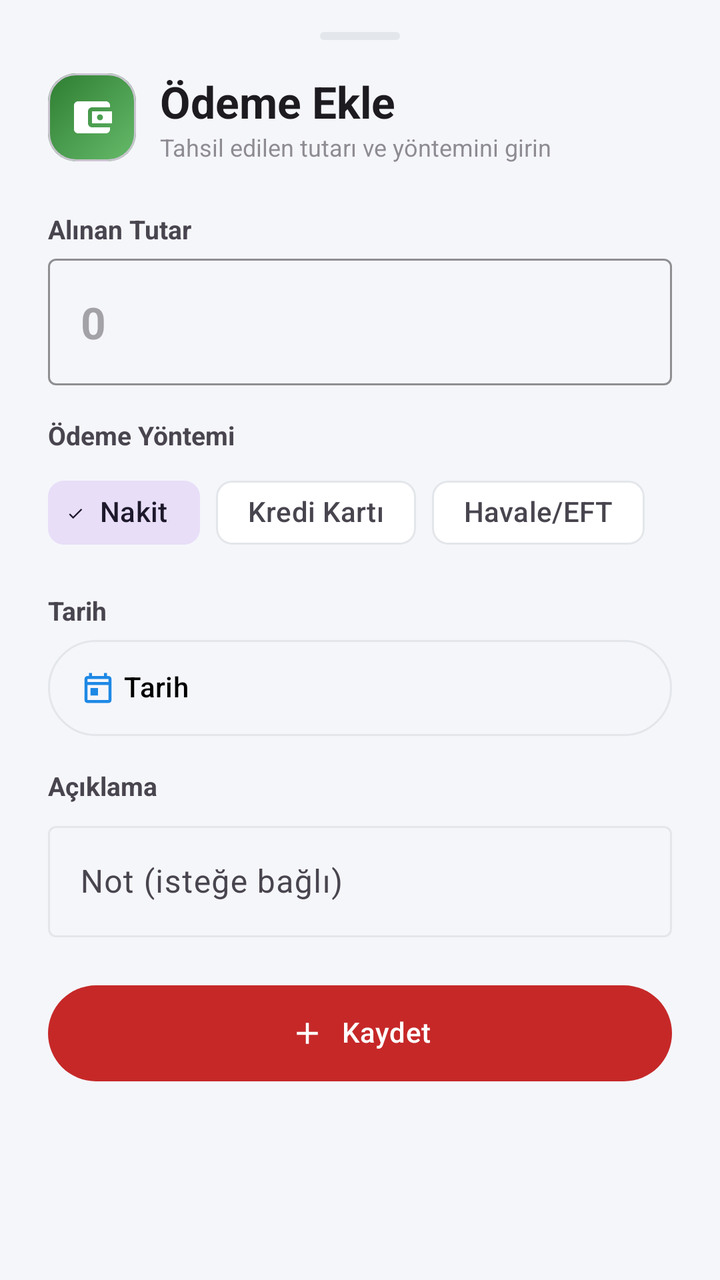
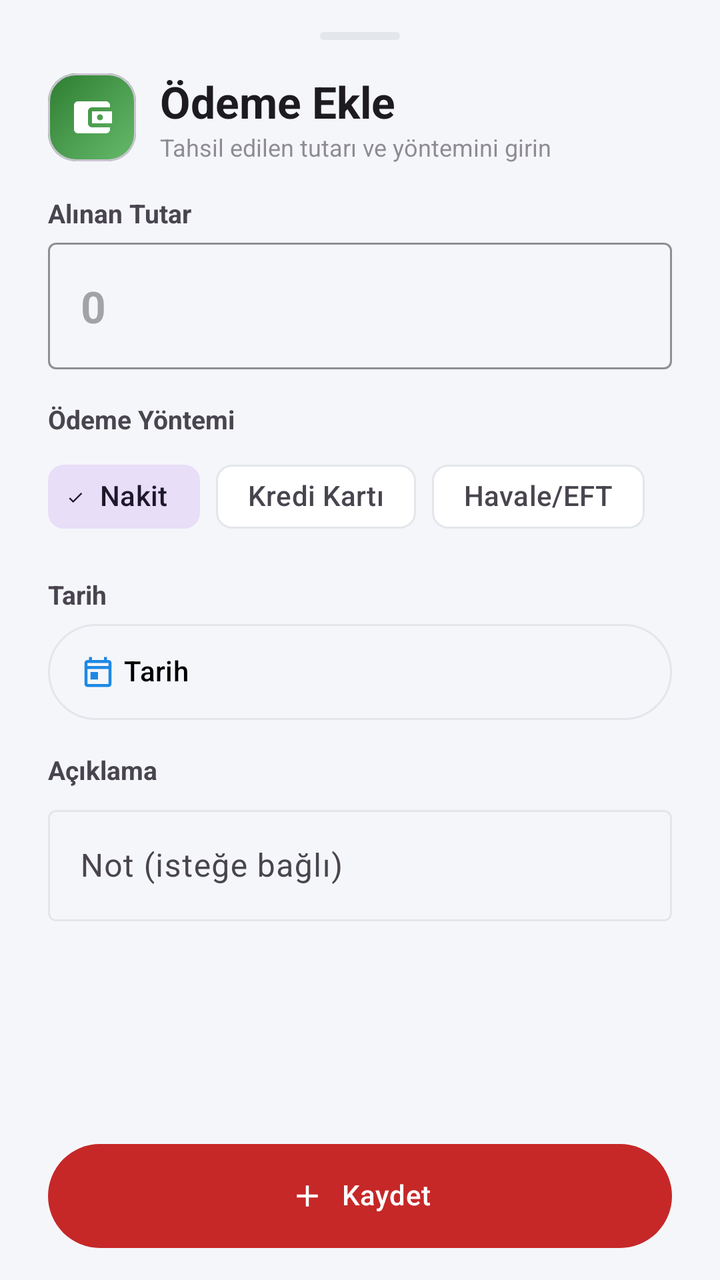

An Android layout rendered at two revisions. The XML below is the earlier revision; the diff shows what the commit changed to produce the second picture.
<!-- AndroidManifest.xml: application theme Theme.DogalgazTeklif -->
<!-- res/layout/bottomsheet_payment.xml -->
<?xml version="1.0" encoding="utf-8"?>
<androidx.core.widget.NestedScrollView xmlns:android="http://schemas.android.com/apk/res/android"
    xmlns:app="http://schemas.android.com/apk/res-auto"
    android:layout_width="match_parent"
    android:layout_height="wrap_content">

    <LinearLayout
        android:layout_width="match_parent"
        android:layout_height="wrap_content"
        android:orientation="vertical"
        android:paddingStart="@dimen/space_l"
        android:paddingEnd="@dimen/space_l"
        android:paddingTop="@dimen/space_m"
        android:paddingBottom="@dimen/space_l">

        
        <View
            android:layout_width="40dp"
            android:layout_height="4dp"
            android:layout_gravity="center_horizontal"
            android:layout_marginBottom="@dimen/space_m"
            android:background="@drawable/bg_pill_track" />

        <LinearLayout
            android:layout_width="match_parent"
            android:layout_height="wrap_content"
            android:gravity="center_vertical"
            android:orientation="horizontal">

            <com.google.android.material.card.MaterialCardView
                android:layout_width="44dp"
                android:layout_height="44dp"
                app:cardBackgroundColor="@android:color/transparent"
                app:cardCornerRadius="14dp"
                app:cardElevation="0dp">

                <FrameLayout
                    android:layout_width="match_parent"
                    android:layout_height="match_parent"
                    android:background="@drawable/bg_gradient_green">

                    <ImageView
                        android:layout_width="24dp"
                        android:layout_height="24dp"
                        android:layout_gravity="center"
                        android:contentDescription="@null"
                        app:srcCompat="@drawable/ic_wallet"
                        app:tint="@color/white" />
                </FrameLayout>
            </com.google.android.material.card.MaterialCardView>

            <LinearLayout
                android:layout_width="0dp"
                android:layout_height="wrap_content"
                android:layout_weight="1"
                android:layout_marginStart="@dimen/space_s"
                android:orientation="vertical">

                <TextView
                    android:id="@+id/text_title"
                    android:layout_width="wrap_content"
                    android:layout_height="wrap_content"
                    android:text="@string/payment_title"
                    android:textAppearance="?attr/textAppearanceTitleLarge"
                    android:textStyle="bold" />

                <TextView
                    android:layout_width="wrap_content"
                    android:layout_height="wrap_content"
                    android:alpha="0.6"
                    android:text="@string/payment_subtitle"
                    android:textSize="12sp" />
            </LinearLayout>
        </LinearLayout>

        
        <TextView
            android:layout_width="wrap_content"
            android:layout_height="wrap_content"
            android:layout_marginTop="@dimen/space_l"
            android:text="@string/payment_amount_label"
            android:textStyle="bold"
            android:textSize="13sp" />

        <com.google.android.material.textfield.TextInputLayout
            android:id="@+id/input_amount"
            style="@style/Widget.Material3.TextInputLayout.OutlinedBox"
            android:layout_width="match_parent"
            android:layout_height="wrap_content"
            android:layout_marginTop="6dp"
            app:prefixText="₺ "
            app:boxStrokeColor="@color/accent_green"
            app:hintEnabled="false">

            <com.google.android.material.textfield.TextInputEditText
                android:id="@+id/edit_amount"
                android:layout_width="match_parent"
                android:layout_height="wrap_content"
                android:hint="0"
                android:inputType="numberDecimal"
                android:maxLines="1"
                android:textSize="22sp"
                android:textStyle="bold" />
        </com.google.android.material.textfield.TextInputLayout>

        
        <TextView
            android:layout_width="wrap_content"
            android:layout_height="wrap_content"
            android:layout_marginTop="@dimen/space_m"
            android:text="@string/payment_method"
            android:textStyle="bold"
            android:textSize="13sp" />

        <com.google.android.material.chip.ChipGroup
            android:id="@+id/chip_group_method"
            android:layout_width="match_parent"
            android:layout_height="wrap_content"
            android:layout_marginTop="6dp"
            app:singleSelection="true"
            app:selectionRequired="true"
            app:chipSpacingHorizontal="@dimen/space_xs">

            <com.google.android.material.chip.Chip
                android:id="@+id/chip_cash"
                style="@style/Widget.Material3.Chip.Filter"
                android:layout_width="wrap_content"
                android:layout_height="wrap_content"
                android:checked="true"
                android:text="@string/payment_method_cash"
                app:chipIcon="@drawable/bg_dot"
                app:chipIconTint="@color/accent_green"
                app:chipIconSize="12dp" />

            <com.google.android.material.chip.Chip
                android:id="@+id/chip_card"
                style="@style/Widget.Material3.Chip.Filter"
                android:layout_width="wrap_content"
                android:layout_height="wrap_content"
                android:text="@string/payment_method_card"
                app:chipIcon="@drawable/bg_dot"
                app:chipIconTint="@color/accent_blue"
                app:chipIconSize="12dp" />

            <com.google.android.material.chip.Chip
                android:id="@+id/chip_transfer"
                style="@style/Widget.Material3.Chip.Filter"
                android:layout_width="wrap_content"
                android:layout_height="wrap_content"
                android:text="@string/payment_method_transfer"
                app:chipIcon="@drawable/bg_dot"
                app:chipIconTint="@color/accent_amber"
                app:chipIconSize="12dp" />
        </com.google.android.material.chip.ChipGroup>

        
        <TextView
            android:layout_width="wrap_content"
            android:layout_height="wrap_content"
            android:layout_marginTop="@dimen/space_m"
            android:text="@string/payment_date"
            android:textStyle="bold"
            android:textSize="13sp" />

        <com.google.android.material.button.MaterialButton
            android:id="@+id/button_date"
            style="@style/Widget.Rota.Button.Outlined"
            android:layout_width="match_parent"
            android:layout_height="wrap_content"
            android:layout_marginTop="6dp"
            android:gravity="start|center_vertical"
            android:paddingStart="16dp"
            android:text="@string/payment_date"
            android:textAllCaps="false"
            app:icon="@drawable/ic_calendar"
            app:iconGravity="textStart"
            app:iconTint="@color/accent_blue" />

        
        <TextView
            android:layout_width="wrap_content"
            android:layout_height="wrap_content"
            android:layout_marginTop="@dimen/space_m"
            android:text="@string/payment_note_label"
            android:textStyle="bold"
            android:textSize="13sp" />

        <com.google.android.material.textfield.TextInputLayout
            android:id="@+id/input_note"
            style="@style/Widget.Material3.TextInputLayout.OutlinedBox"
            android:layout_width="match_parent"
            android:layout_height="wrap_content"
            android:layout_marginTop="6dp"
            android:hint="@string/payment_note_hint">

            <com.google.android.material.textfield.TextInputEditText
                android:id="@+id/edit_note"
                android:layout_width="match_parent"
                android:layout_height="wrap_content"
                android:inputType="text"
                android:maxLines="2" />
        </com.google.android.material.textfield.TextInputLayout>

        <com.google.android.material.button.MaterialButton
            android:id="@+id/button_save"
            style="@style/Widget.Rota.Button.Primary"
            android:layout_width="match_parent"
            android:layout_height="wrap_content"
            android:layout_marginTop="@dimen/space_l"
            android:text="@string/payment_save"
            app:icon="@drawable/ic_plus"
            app:iconGravity="textStart"
            app:iconTint="@color/white" />

    </LinearLayout>
</androidx.core.widget.NestedScrollView>
<!-- resources referenced by this layout -->
<resources>
  <color name="accent_amber">#FFF57C00</color>
  <color name="accent_blue">#FF1E88E5</color>
  <color name="accent_green">#FF2E9E5B</color>
  <color name="white">#FFFFFFFF</color>
  <dimen name="space_l">24dp</dimen>
  <dimen name="space_m">16dp</dimen>
  <dimen name="space_s">12dp</dimen>
  <dimen name="space_xs">8dp</dimen>
  <!-- drawable bg_dot (drawable) -->
  <?xml version="1.0" encoding="utf-8"?>
  <shape xmlns:android="http://schemas.android.com/apk/res/android"
      android:shape="oval">
      <solid android:color="@color/white" />
  </shape>
  <!-- drawable bg_gradient_green (drawable) -->
  <?xml version="1.0" encoding="utf-8"?>
  <shape xmlns:android="http://schemas.android.com/apk/res/android"
      android:shape="rectangle">
      <gradient
          android:angle="135"
          android:startColor="@color/grad_green_start"
          android:endColor="@color/grad_green_end" />
  </shape>
  <!-- drawable bg_pill_track (drawable) -->
  <?xml version="1.0" encoding="utf-8"?>
  <shape xmlns:android="http://schemas.android.com/apk/res/android"
      android:shape="rectangle">
      <solid android:color="@color/outline_light" />
      <corners android:radius="6dp" />
  </shape>
  <!-- drawable ic_calendar (drawable) -->
  <?xml version="1.0" encoding="utf-8"?>
  <vector xmlns:android="http://schemas.android.com/apk/res/android"
      android:width="24dp"
      android:height="24dp"
      android:viewportWidth="24"
      android:viewportHeight="24">
  
      <path
          android:fillColor="#FFFFFF"
          android:pathData="M19,4h-1L18,2h-2v2L8,4L8,2L6,2v2L5,4c-1.11,0 -1.99,0.9 -1.99,2L3,20c0,1.1 0.89,2 2,2h14c1.1,0 2,-0.9 2,-2L21,6c0,-1.1 -0.9,-2 -2,-2zM19,20L5,20L5,10h14v10zM19,8L5,8L5,6h14v2zM7,12h5v5L7,17z" />
  
  </vector>
  <!-- drawable ic_plus (drawable) -->
  <?xml version="1.0" encoding="utf-8"?>
  <vector xmlns:android="http://schemas.android.com/apk/res/android"
      android:width="24dp"
      android:height="24dp"
      android:viewportWidth="24"
      android:viewportHeight="24">
      <path
          android:fillColor="?attr/colorOnSurface"
          android:pathData="M19,13h-6v6h-2v-6H5v-2h6V5h2v6h6v2z" />
  </vector>
  <!-- drawable ic_wallet (drawable) -->
  <?xml version="1.0" encoding="utf-8"?>
  <vector xmlns:android="http://schemas.android.com/apk/res/android"
      android:width="24dp"
      android:height="24dp"
      android:viewportWidth="24"
      android:viewportHeight="24">
  
      <path
          android:fillColor="#FFFFFF"
          android:pathData="M21,7L21,6c0,-1.1 -0.9,-2 -2,-2L5,4C3.9,4 3,4.9 3,6l0,12c0,1.1 0.9,2 2,2l14,0c1.1,0 2,-0.9 2,-2l0,-1L12,17c-1.1,0 -2,-0.9 -2,-2L10,9c0,-1.1 0.9,-2 2,-2L21,7zM12,9l10,0l0,6l-10,0L12,9zM16,13.5c0.83,0 1.5,-0.67 1.5,-1.5s-0.67,-1.5 -1.5,-1.5 -1.5,0.67 -1.5,1.5 0.67,1.5 1.5,1.5z" />
  
  </vector>
  <string name="payment_amount_label">Alınan Tutar</string>
  <string name="payment_date">Tarih</string>
  <string name="payment_method">Ödeme Yöntemi</string>
  <string name="payment_method_card">Kredi Kartı</string>
  <string name="payment_method_cash">Nakit</string>
  <string name="payment_method_transfer">Havale/EFT</string>
  <string name="payment_note_hint">Not (isteğe bağlı)</string>
  <string name="payment_note_label">Açıklama</string>
  <string name="payment_save">Kaydet</string>
  <string name="payment_subtitle">Tahsil edilen tutarı ve yöntemini girin</string>
  <string name="payment_title">Ödeme Ekle</string>
  <style name="Theme.DogalgazTeklif" parent="Base.Theme.DogalgazTeklif" />
  <color name="grad_green_start">#FF66BB6A</color>
  <color name="grad_green_end">#FF2E7D32</color>
  <color name="outline_light">#FFE3E6EA</color>
  <dimen name="radius_pill">28dp</dimen>
  <color name="black">#FF000000</color>
  <color name="brand_red">#FFC62828</color>
  <color name="surface_white">#FFFFFFFF</color>
  <color name="bg_light">#FFF5F6FA</color>
  <!-- unchanged entries left out for length: 3 -->
</resources>

<!-- the commit's change to res/layout/bottomsheet_payment.xml (unified diff, before → after) -->
@@ -1,216 +1,240 @@
 <?xml version="1.0" encoding="utf-8"?>
-<androidx.core.widget.NestedScrollView xmlns:android="http://schemas.android.com/apk/res/android"
+<LinearLayout xmlns:android="http://schemas.android.com/apk/res/android"
     xmlns:app="http://schemas.android.com/apk/res-auto"
+    android:id="@+id/sheet_root"
     android:layout_width="match_parent"
-    android:layout_height="wrap_content">
+    android:layout_height="wrap_content"
+    android:clickable="true"
+    android:focusable="true"
+    android:focusableInTouchMode="true"
+    android:descendantFocusability="beforeDescendants"
+    android:orientation="vertical"
+    android:paddingStart="@dimen/space_l"
+    android:paddingTop="@dimen/space_m"
+    android:paddingEnd="@dimen/space_l"
+    android:paddingBottom="@dimen/space_m">
+
+    
+    <View
+        android:layout_width="40dp"
+        android:layout_height="4dp"
+        android:layout_gravity="center_horizontal"
+        android:layout_marginBottom="@dimen/space_m"
+        android:background="@drawable/bg_pill_track" />
 
     <LinearLayout
         android:layout_width="match_parent"
         android:layout_height="wrap_content"
-        android:orientation="vertical"
-        android:paddingStart="@dimen/space_l"
-        android:paddingEnd="@dimen/space_l"
-        android:paddingTop="@dimen/space_m"
-        android:paddingBottom="@dimen/space_l">
-
-        
-        <View
-            android:layout_width="40dp"
-            android:layout_height="4dp"
-            android:layout_gravity="center_horizontal"
-            android:layout_marginBottom="@dimen/space_m"
-            android:background="@drawable/bg_pill_track" />
+        android:baselineAligned="false"
+        android:gravity="center_vertical"
+        android:orientation="horizontal">
+
+        <com.google.android.material.card.MaterialCardView
+            android:layout_width="44dp"
+            android:layout_height="44dp"
+            app:cardBackgroundColor="@android:color/transparent"
+            app:cardCornerRadius="14dp"
+            app:cardElevation="0dp">
+
+            <FrameLayout
+                android:layout_width="match_parent"
+                android:layout_height="match_parent"
+                android:background="@drawable/bg_gradient_green">
+
+                <ImageView
+                    android:layout_width="24dp"
+                    android:layout_height="24dp"
+                    android:layout_gravity="center"
+                    android:contentDescription="@null"
+                    app:srcCompat="@drawable/ic_wallet"
+                    app:tint="@color/white" />
+            </FrameLayout>
+        </com.google.android.material.card.MaterialCardView>
+
+        <LinearLayout
+            android:layout_width="0dp"
+            android:layout_height="wrap_content"
+            android:layout_marginStart="@dimen/space_s"
+            android:layout_weight="1"
+            android:orientation="vertical">
+
+            <TextView
+                android:id="@+id/text_title"
+                android:layout_width="match_parent"
+                android:layout_height="wrap_content"
+                android:text="@string/payment_title"
+                android:textAppearance="?attr/textAppearanceTitleLarge"
+                android:textStyle="bold" />
+
+            <TextView
+                android:layout_width="match_parent"
+                android:layout_height="wrap_content"
+                android:alpha="0.6"
+                android:text="@string/payment_subtitle"
+                android:textSize="12sp" />
+        </LinearLayout>
+    </LinearLayout>
+
+    
+    <androidx.core.widget.NestedScrollView
+        android:id="@+id/scroll_form"
+        android:layout_width="match_parent"
+        android:layout_height="wrap_content"
+        android:layout_weight="1"
+        android:clipToPadding="false"
+        android:overScrollMode="never"
+        android:scrollbars="none">
 
         <LinearLayout
             android:layout_width="match_parent"
             android:layout_height="wrap_content"
-            android:gravity="center_vertical"
-            android:orientation="horizontal">
-
-            <com.google.android.material.card.MaterialCardView
-                android:layout_width="44dp"
-                android:layout_height="44dp"
-                app:cardBackgroundColor="@android:color/transparent"
-                app:cardCornerRadius="14dp"
-                app:cardElevation="0dp">
-
-                <FrameLayout
+            android:orientation="vertical">
+
+            
+            <TextView
+                android:layout_width="wrap_content"
+                android:layout_height="wrap_content"
+                android:layout_marginTop="@dimen/space_m"
+                android:text="@string/payment_amount_label"
+                android:textSize="13sp"
+                android:textStyle="bold" />
+
+            <com.google.android.material.textfield.TextInputLayout
+                android:id="@+id/input_amount"
+                style="@style/Widget.Material3.TextInputLayout.OutlinedBox"
+                android:layout_width="match_parent"
+                android:layout_height="wrap_content"
+                android:layout_marginTop="6dp"
+                app:boxStrokeColor="@color/accent_green"
+                app:hintEnabled="false"
+                app:prefixText="₺ ">
+
+                <com.google.android.material.textfield.TextInputEditText
+                    android:id="@+id/edit_amount"
                     android:layout_width="match_parent"
-                    android:layout_height="match_parent"
-                    android:background="@drawable/bg_gradient_green">
-
-                    <ImageView
-                        android:layout_width="24dp"
-                        android:layout_height="24dp"
-                        android:layout_gravity="center"
-                        android:contentDescription="@null"
-                        app:srcCompat="@drawable/ic_wallet"
-                        app:tint="@color/white" />
-                </FrameLayout>
-            </com.google.android.material.card.MaterialCardView>
-
-            <LinearLayout
-                android:layout_width="0dp"
-                android:layout_height="wrap_content"
-                android:layout_weight="1"
-                android:layout_marginStart="@dimen/space_s"
-                android:orientation="vertical">
-
-                <TextView
-                    android:id="@+id/text_title"
+                    android:layout_height="wrap_content"
+                    android:hint="0"
+                    android:imeOptions="actionNext"
+                    android:inputType="numberDecimal"
+                    android:maxLines="1"
+                    android:textSize="22sp"
+                    android:textStyle="bold" />
+            </com.google.android.material.textfield.TextInputLayout>
+
+            
+            <TextView
+                android:layout_width="wrap_content"
+                android:layout_height="wrap_content"
+                android:layout_marginTop="@dimen/space_m"
+                android:text="@string/payment_method"
+                android:textSize="13sp"
+                android:textStyle="bold" />
+
+            <com.google.android.material.chip.ChipGroup
+                android:id="@+id/chip_group_method"
+                android:layout_width="match_parent"
+                android:layout_height="wrap_content"
+                android:layout_marginTop="6dp"
+                app:chipSpacingHorizontal="@dimen/space_xs"
+                app:selectionRequired="true"
+                app:singleSelection="true">
+
+                <com.google.android.material.chip.Chip
+                    android:id="@+id/chip_cash"
+                    style="@style/Widget.Material3.Chip.Filter"
                     android:layout_width="wrap_content"
                     android:layout_height="wrap_content"
-                    android:text="@string/payment_title"
-                    android:textAppearance="?attr/textAppearanceTitleLarge"
-                    android:textStyle="bold" />
-
-                <TextView
+                    android:checked="true"
+                    android:text="@string/payment_method_cash"
+                    app:chipIcon="@drawable/bg_dot"
+                    app:chipIconSize="12dp"
+                    app:chipIconTint="@color/accent_green" />
+
+                <com.google.android.material.chip.Chip
+                    android:id="@+id/chip_card"
+                    style="@style/Widget.Material3.Chip.Filter"
                     android:layout_width="wrap_content"
                     android:layout_height="wrap_content"
-                    android:alpha="0.6"
-                    android:text="@string/payment_subtitle"
-                    android:textSize="12sp" />
-            </LinearLayout>
+                    android:text="@string/payment_method_card"
+                    app:chipIcon="@drawable/bg_dot"
+                    app:chipIconSize="12dp"
+                    app:chipIconTint="@color/accent_blue" />
+
+                <com.google.android.material.chip.Chip
+                    android:id="@+id/chip_transfer"
+                    style="@style/Widget.Material3.Chip.Filter"
+                    android:layout_width="wrap_content"
+                    android:layout_height="wrap_content"
+                    android:text="@string/payment_method_transfer"
+                    app:chipIcon="@drawable/bg_dot"
+                    app:chipIconSize="12dp"
+                    app:chipIconTint="@color/accent_amber" />
+            </com.google.android.material.chip.ChipGroup>
+
+            
+            <TextView
+                android:layout_width="wrap_content"
+                android:layout_height="wrap_content"
+                android:layout_marginTop="@dimen/space_m"
+                android:text="@string/payment_date"
+                android:textSize="13sp"
+                android:textStyle="bold" />
+
+            <com.google.android.material.button.MaterialButton
+                android:id="@+id/button_date"
+                style="@style/Widget.Rota.Button.Outlined"
+                android:layout_width="match_parent"
+                android:layout_height="wrap_content"
+                android:layout_marginTop="6dp"
+                android:gravity="start|center_vertical"
+                android:paddingStart="16dp"
+                android:text="@string/payment_date"
+                android:textAllCaps="false"
+                app:icon="@drawable/ic_calendar"
+                app:iconGravity="textStart"
+                app:iconTint="@color/accent_blue" />
+
+            
+            <TextView
+                android:layout_width="wrap_content"
+                android:layout_height="wrap_content"
+                android:layout_marginTop="@dimen/space_m"
+                android:text="@string/payment_note_label"
+                android:textSize="13sp"
+                android:textStyle="bold" />
+
+            <com.google.android.material.textfield.TextInputLayout
+                android:id="@+id/input_note"
+                style="@style/Widget.Material3.TextInputLayout.OutlinedBox"
+                android:layout_width="match_parent"
+                android:layout_height="wrap_content"
+                android:layout_marginTop="6dp"
+                android:layout_marginBottom="@dimen/space_s"
+                android:hint="@string/payment_note_hint">
+
+                <com.google.android.material.textfield.TextInputEditText
+                    android:id="@+id/edit_note"
+                    android:layout_width="match_parent"
+                    android:layout_height="wrap_content"
+                    android:imeOptions="actionDone"
+                    android:inputType="text"
+                    android:maxLines="2" />
+            </com.google.android.material.textfield.TextInputLayout>
+
         </LinearLayout>
-
-        
-        <TextView
-            android:layout_width="wrap_content"
-            android:layout_height="wrap_content"
-            android:layout_marginTop="@dimen/space_l"
-            android:text="@string/payment_amount_label"
-            android:textStyle="bold"
-            android:textSize="13sp" />
-
-        <com.google.android.material.textfield.TextInputLayout
-            android:id="@+id/input_amount"
-            style="@style/Widget.Material3.TextInputLayout.OutlinedBox"
-            android:layout_width="match_parent"
-            android:layout_height="wrap_content"
-            android:layout_marginTop="6dp"
-            app:prefixText="₺ "
-            app:boxStrokeColor="@color/accent_green"
-            app:hintEnabled="false">
-
-            <com.google.android.material.textfield.TextInputEditText
-                android:id="@+id/edit_amount"
-                android:layout_width="match_parent"
-                android:layout_height="wrap_content"
-                android:hint="0"
-                android:inputType="numberDecimal"
-                android:maxLines="1"
-                android:textSize="22sp"
-                android:textStyle="bold" />
-        </com.google.android.material.textfield.TextInputLayout>
-
-        
-        <TextView
-            android:layout_width="wrap_content"
-            android:layout_height="wrap_content"
-            android:layout_marginTop="@dimen/space_m"
-            android:text="@string/payment_method"
-            android:textStyle="bold"
-            android:textSize="13sp" />
-
-        <com.google.android.material.chip.ChipGroup
-            android:id="@+id/chip_group_method"
-            android:layout_width="match_parent"
-            android:layout_height="wrap_content"
-            android:layout_marginTop="6dp"
-            app:singleSelection="true"
-            app:selectionRequired="true"
-            app:chipSpacingHorizontal="@dimen/space_xs">
-
-            <com.google.android.material.chip.Chip
-                android:id="@+id/chip_cash"
-                style="@style/Widget.Material3.Chip.Filter"
-                android:layout_width="wrap_content"
-                android:layout_height="wrap_content"
-                android:checked="true"
-                android:text="@string/payment_method_cash"
-                app:chipIcon="@drawable/bg_dot"
-                app:chipIconTint="@color/accent_green"
-                app:chipIconSize="12dp" />
-
-            <com.google.android.material.chip.Chip
-                android:id="@+id/chip_card"
-                style="@style/Widget.Material3.Chip.Filter"
-                android:layout_width="wrap_content"
-                android:layout_height="wrap_content"
-                android:text="@string/payment_method_card"
-                app:chipIcon="@drawable/bg_dot"
-                app:chipIconTint="@color/accent_blue"
-                app:chipIconSize="12dp" />
-
-            <com.google.android.material.chip.Chip
-                android:id="@+id/chip_transfer"
-                style="@style/Widget.Material3.Chip.Filter"
-                android:layout_width="wrap_content"
-                android:layout_height="wrap_content"
-                android:text="@string/payment_method_transfer"
-                app:chipIcon="@drawable/bg_dot"
-                app:chipIconTint="@color/accent_amber"
-                app:chipIconSize="12dp" />
-        </com.google.android.material.chip.ChipGroup>
-
-        
-        <TextView
-            android:layout_width="wrap_content"
-            android:layout_height="wrap_content"
-            android:layout_marginTop="@dimen/space_m"
-            android:text="@string/payment_date"
-            android:textStyle="bold"
-            android:textSize="13sp" />
-
-        <com.google.android.material.button.MaterialButton
-            android:id="@+id/button_date"
-            style="@style/Widget.Rota.Button.Outlined"
-            android:layout_width="match_parent"
-            android:layout_height="wrap_content"
-            android:layout_marginTop="6dp"
-            android:gravity="start|center_vertical"
-            android:paddingStart="16dp"
-            android:text="@string/payment_date"
-            android:textAllCaps="false"
-            app:icon="@drawable/ic_calendar"
-            app:iconGravity="textStart"
-            app:iconTint="@color/accent_blue" />
-
-        
-        <TextView
-            android:layout_width="wrap_content"
-            android:layout_height="wrap_content"
-            android:layout_marginTop="@dimen/space_m"
-            android:text="@string/payment_note_label"
-            android:textStyle="bold"
-            android:textSize="13sp" />
-
-        <com.google.android.material.textfield.TextInputLayout
-            android:id="@+id/input_note"
-            style="@style/Widget.Material3.TextInputLayout.OutlinedBox"
-            android:layout_width="match_parent"
-            android:layout_height="wrap_content"
-            android:layout_marginTop="6dp"
-            android:hint="@string/payment_note_hint">
-
-            <com.google.android.material.textfield.TextInputEditText
-                android:id="@+id/edit_note"
-                android:layout_width="match_parent"
-                android:layout_height="wrap_content"
-                android:inputType="text"
-                android:maxLines="2" />
-        </com.google.android.material.textfield.TextInputLayout>
-
-        <com.google.android.material.button.MaterialButton
-            android:id="@+id/button_save"
-            style="@style/Widget.Rota.Button.Primary"
-            android:layout_width="match_parent"
-            android:layout_height="wrap_content"
-            android:layout_marginTop="@dimen/space_l"
-            android:text="@string/payment_save"
-            app:icon="@drawable/ic_plus"
-            app:iconGravity="textStart"
-            app:iconTint="@color/white" />
-
-    </LinearLayout>
-</androidx.core.widget.NestedScrollView>
+    </androidx.core.widget.NestedScrollView>
+
+    
+    <com.google.android.material.button.MaterialButton
+        android:id="@+id/button_save"
+        style="@style/Widget.Rota.Button.Primary"
+        android:layout_width="match_parent"
+        android:layout_height="wrap_content"
+        android:layout_marginTop="@dimen/space_m"
+        android:minHeight="52dp"
+        android:text="@string/payment_save"
+        app:icon="@drawable/ic_plus"
+        app:iconGravity="textStart"
+        app:iconTint="@color/white" />
+
+</LinearLayout>
